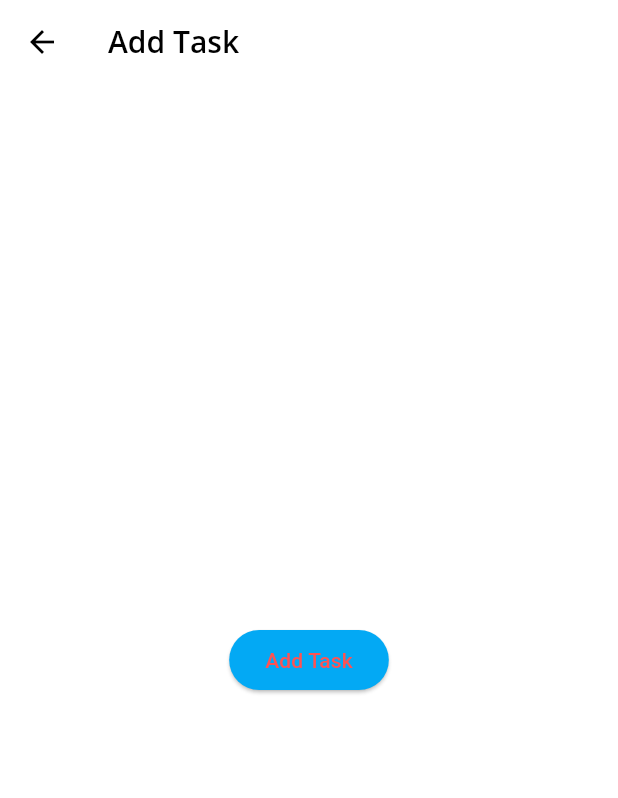
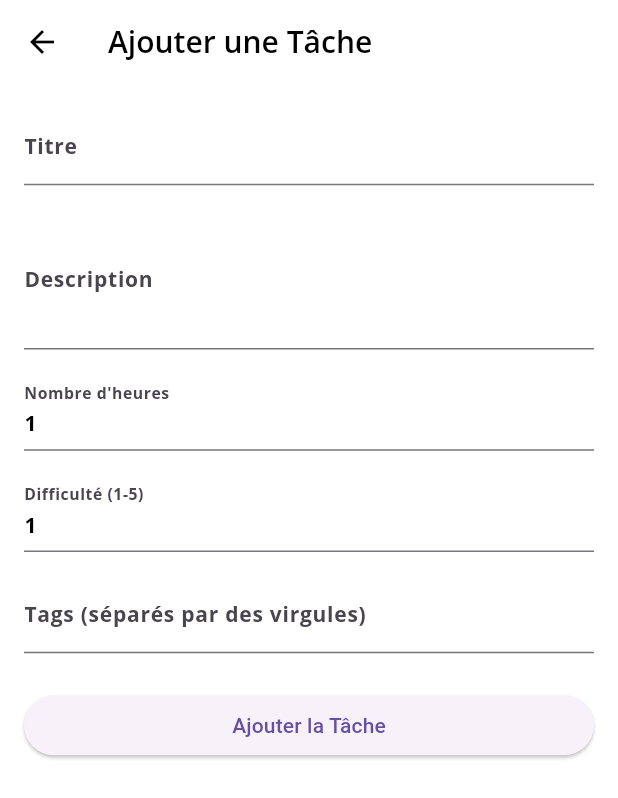
Before and after one commit to morchid65/td2_flutter, a Flutter app: the screen it shows after launch, after a tap on the "add" icon, on a phone screen of 412 x 824 dp. Shown: the top 798 px of the screen. Run offline on Flutter 3.47's test engine with Material 3 defaults, Android fonts, the phone set to English and light mode, and no system bars; our stand-ins replace google_fonts, settings_ui, shared_preferences, sqflite, sqflite_common_ffi; accounts and stored records are empty.

Commit message:
Corrige tasks.json et met à jour les fichiers UI/API

```diff
--- a/lib/UI/add_task.dart
+++ /dev/null
@@ -1,28 +0,0 @@
-import 'package:flutter/material.dart';
-import 'package:provider/provider.dart';
-import 'package:td2_app/ViewModel/taskViewModel.dart';
-import 'package:td2_app/models/task.dart';
-
-class AddTask extends StatelessWidget {
-  @override
-  Widget build(BuildContext context) {
-    return Scaffold(
-      appBar: AppBar(
-        title: const Text('Add Task'),
-      ),
-      body: Center(
-        child: ElevatedButton(
-          style: ElevatedButton.styleFrom(
-            foregroundColor: Colors.redAccent,
-            backgroundColor: Colors.lightBlue,
-          ),
-          onPressed: () {
-            context.read<TaskViewModel>().addTask(Task.newTask());
-            Navigator.pop(context);
-          },
-          child: const Text("Add Task"),
-        ),
-      ),
-    );
-  }
-}
--- /dev/null
+++ b/lib/UI/task_form_screen.dart
@@ -0,0 +1,142 @@
+import 'package:flutter/material.dart';
+import 'package:provider/provider.dart';
+import 'package:td2_app/ViewModel/taskViewModel.dart';
+import 'package:td2_app/models/task.dart';
+
+class TaskFormScreen extends StatefulWidget {
+  final Task? taskToEdit;
+
+  const TaskFormScreen({super.key, this.taskToEdit});
+
+  @override
+  State<TaskFormScreen> createState() => _TaskFormScreenState();
+}
+
+class _TaskFormScreenState extends State<TaskFormScreen> {
+  final _formKey = GlobalKey<FormState>();
+  late String _title;
+  late String _description;
+  late int _nbHours;
+  late int _difficulty;
+  late String _tags;
+
+  @override
+  void initState() {
+    super.initState();
+    final task = widget.taskToEdit;
+    _title = task?.title ?? '';
+    _description = task?.description ?? '';
+    _nbHours = task?.nbhours ?? 1;
+    _difficulty = task?.difficulty ?? 1;
+    _tags = task?.tags.join(', ') ?? '';
+  }
+
+  void _submitForm() {
+    if (_formKey.currentState!.validate()) {
+      _formKey.currentState!.save();
+
+      final taskViewModel = context.read<TaskViewModel>();
+      final isEditing = widget.taskToEdit != null;
+
+      final newTask = Task(
+        id: isEditing ? widget.taskToEdit!.id : null,
+        title: _title,
+        description: _description,
+        nbhours: _nbHours,
+        difficulty: _difficulty,
+        tags: _tags.split(',').map((e) => e.trim()).toList(),
+        color: widget.taskToEdit?.color ?? Colors.lightBlue,
+      );
+
+      if (isEditing) {
+        taskViewModel.updateTask(newTask);
+      } else {
+        taskViewModel.addTask(newTask);
+      }
+
+      Navigator.pop(context);
+    }
+  }
+
+  @override
+  Widget build(BuildContext context) {
+    return Scaffold(
+      appBar: AppBar(
+        title: Text(widget.taskToEdit == null ? 'Ajouter une Tâche' : 'Éditer la Tâche ${widget.taskToEdit!.id}'),
+      ),
+      body: SingleChildScrollView(
+        padding: const EdgeInsets.all(16.0),
+        child: Form(
+          key: _formKey,
+          child: Column(
+            crossAxisAlignment: CrossAxisAlignment.stretch,
+            children: <Widget>[
+              // Champ Titre
+              TextFormField(
+                initialValue: _title,
+                decoration: const InputDecoration(labelText: 'Titre'),
+                validator: (value) => value!.isEmpty ? 'Veuillez entrer un titre' : null,
+                onSaved: (value) => _title = value!,
+              ),
+              const SizedBox(height: 16),
+
+              // Champ Description
+              TextFormField(
+                initialValue: _description,
+                decoration: const InputDecoration(labelText: 'Description'),
+                maxLines: 3,
+                onSaved: (value) => _description = value!,
+              ),
+              const SizedBox(height: 16),
+
+              // Champ Nb Heures
+              TextFormField(
+                initialValue: _nbHours.toString(),
+                decoration: const InputDecoration(labelText: 'Nombre d\'heures'),
+                keyboardType: TextInputType.number,
+                validator: (value) {
+                  if (value == null || int.tryParse(value) == null) {
+                    return 'Veuillez entrer un nombre valide';
+                  }
+                  return null;
+                },
+                onSaved: (value) => _nbHours = int.parse(value!),
+              ),
+              const SizedBox(height: 16),
+
+              // Champ Difficulté
+              TextFormField(
+                initialValue: _difficulty.toString(),
+                decoration: const InputDecoration(labelText: 'Difficulté (1-5)'),
+                keyboardType: TextInputType.number,
+                validator: (value) {
+                  final num = int.tryParse(value ?? '');
+                  if (num == null || num < 1 || num > 5) {
+                    return 'Veuillez entrer un nombre entre 1 et 5';
+                  }
+                  return null;
+                },
+                onSaved: (value) => _difficulty = int.parse(value!),
+              ),
+              const SizedBox(height: 16),
+
+              // Champ Tags
+              TextFormField(
+                initialValue: _tags,
+                decoration: const InputDecoration(labelText: 'Tags (séparés par des virgules)'),
+                onSaved: (value) => _tags = value!,
+              ),
+              const SizedBox(height: 24),
+
+              // Bouton de Soumission
+              ElevatedButton(
+                onPressed: _submitForm,
+                child: Text(widget.taskToEdit == null ? 'Ajouter la Tâche' : 'Sauvegarder les Modifications'),
+              ),
+            ],
+          ),
+        ),
+      ),
+    );
+  }
+}
--- a/lib/ViewModel/home.dart
+++ b/lib/ViewModel/home.dart
@@ -1,7 +1,7 @@
 import 'package:flutter/material.dart';
 import 'package:td2_app/UI/card1.dart';
 import 'package:td2_app/UI/ecran_settings.dart';
-import 'package:td2_app/UI/add_task.dart';
+import 'package:td2_app/UI/task_form_screen.dart';
 
 class Home extends StatefulWidget {
   const Home({super.key});
@@ -14,7 +14,7 @@ class _HomeState extends State<Home> {
   int _selectedIndex = 0;
 
   static final List<Widget> _widgetOptions = <Widget>[
-    Ecran1(),
+    const Ecran1(),
     EcranSettings(),
   ];
 
@@ -28,17 +28,19 @@ class _HomeState extends State<Home> {
   Widget build(BuildContext context) {
     return Scaffold(
       appBar: AppBar(
-        title: const Text('TD3 Flutter'),
+        title: const Text('TD4 Flutter - Task Manager'),
       ),
+
       body: _widgetOptions.elementAt(_selectedIndex),
 
       floatingActionButton: _selectedIndex == 0
           ? FloatingActionButton(
               onPressed: () {
+
                 Navigator.push(
                   context,
                   MaterialPageRoute(
-                    builder: (context) => AddTask(),
+                    builder: (context) => const TaskFormScreen(),
                   ),
                 );
               },
--- a/lib/ViewModel/taskViewModel.dart
+++ b/lib/ViewModel/taskViewModel.dart
@@ -1,20 +1,43 @@
 import 'package:flutter/material.dart';
 import 'package:td2_app/models/task.dart';
+import '../repository/task_repository.dart';
 
 class TaskViewModel extends ChangeNotifier {
-  late List<Task> liste;
+  List<Task> _liste = [];
+  final TaskRepository _repository = TaskRepository();
+
+  List<Task> get liste => _liste;
 
   TaskViewModel() {
-    liste = [];
+    loadTasks();
   }
 
-  void addTask(Task task) {
-    liste.add(task);
+  Future<void> loadTasks() async {
+    _liste = await _repository.getTasks();
     notifyListeners();
   }
 
-  void generateTasks() {
-    liste = Task.generateTask(50);
+  Future<void> addTask(Task task) async {
+    await _repository.insertTask(task);
+    await loadTasks();
+  }
+
+  Future<void> updateTask(Task task) async {
+    if (task.id != null) {
+      await _repository.updateTask(task);
+
+      final index = _liste.indexWhere((t) => t.id == task.id);
+      if (index != -1) {
+        _liste[index] = task;
+      }
+      notifyListeners();
+    }
+  }
+
+  Future<void> deleteTask(int id) async {
+    await _repository.deleteTask(id);
+
+    _liste.removeWhere((task) => task.id == id);
     notifyListeners();
   }
 }
--- a/lib/main.dart
+++ b/lib/main.dart
@@ -5,13 +5,25 @@ import 'package:td2_app/UI/mytheme.dart';
 import 'package:td2_app/ViewModel/setting_view_model.dart';
 import 'package:td2_app/ViewModel/taskViewModel.dart';
 
-void main() {
-  runApp(MyTD2()); // Retire le const ici
+import 'package:sqflite_common_ffi/sqflite_ffi.dart';
+import 'dart:io';
+// -------------------------------------------
+
+void main() async {
+
+  WidgetsFlutterBinding.ensureInitialized();
+
+  if (Platform.isWindows || Platform.isLinux || Platform.isMacOS) {
+    sqfliteFfiInit();
+
+    databaseFactory = databaseFactoryFfi;
+  }
+  // --------------------------------------------------------------------------
+
+  runApp(MyTD2());
 }
 
 class MyTD2 extends StatelessWidget {
-  // Retire const ici
-  // const MyTD2({super.key});
   MyTD2({super.key});
 
   @override
@@ -27,7 +39,7 @@ class MyTD2 extends StatelessWidget {
         ChangeNotifierProvider(
           create: (_) {
             TaskViewModel taskViewModel = TaskViewModel();
-            taskViewModel.generateTasks();
+
             return taskViewModel;
           },
         )
@@ -37,7 +49,7 @@ class MyTD2 extends StatelessWidget {
         builder: (context, settingNotifier, child) {
           return MaterialApp(
             theme: settingNotifier.isDark ? MyTheme.dark() : MyTheme.light(),
-            title: 'TD3',
+            title: 'TD4 Task Manager',
             home: const Home(),
           );
         },
--- a/lib/models/task.dart
+++ b/lib/models/task.dart
@@ -1,9 +1,10 @@
 import 'package:flutter/material.dart';
+import 'package:collection/collection.dart'; // Assurez-vous d'avoir ce package si vous voulez utiliser firstWhereOrNull
 
 class Task {
   static int nb = 0;
 
-  int id;
+  final int? id; // Rendu nullable pour la DB
   String title;
   List<String> tags;
   int nbhours;
@@ -12,7 +13,7 @@ class Task {
   Color color;
 
   Task({
-    required this.id,
+    this.id, // L'ID est géré par la DB
     required this.title,
     required this.tags,
     required this.nbhours,
@@ -21,27 +22,54 @@ class Task {
     required this.color,
   });
 
+  // --- NOUVELLES MÉTHODES POUR SQFLITE ---
+
+  // Convertit un objet Task en Map pour l'insertion/mise à jour DB
+  Map<String, dynamic> toMap() {
+    return {
+      // 'id': id, // Omettre l'ID pour l'insertion, le garder pour l'update
+      'title': title,
+      'tags': tags.join(','), // Convertir List<String> en String séparé par des virgules
+      'nbhours': nbhours,
+      'difficulty': difficulty,
+      'description': description,
+      'color': color.value, // Convertir Color en int
+      // Inclure l'ID seulement s'il existe pour la mise à jour
+      if (id != null) 'id': id,
+    };
+  }
+
+  // Crée un objet Task à partir d'un Map (lecture DB)
+  factory Task.fromMap(Map<String, dynamic> map) {
+    return Task(
+      id: map['id'],
+      title: map['title'],
+      tags: (map['tags'] as String).split(','),
+      nbhours: map['nbhours'],
+      difficulty: map['difficulty'],
+      description: map['description'],
+      color: Color(map['color']),
+    );
+  }
+
+  // --- ANCIENNES MÉTHODES MISES À JOUR ---
+
+  // Ajusté pour ne plus attribuer l'ID manuellement
   factory Task.newTask() {
     Task.nb++;
     return Task(
-        id: Task.nb,
-        title: 'title ${Task.nb}',
-        tags: ['tag ${Task.nb}', 'tag${Task.nb + 1}'],
-        nbhours: Task.nb,
-        difficulty: Task.nb % 5,
-        description: 'description ${Task.nb}',
+        title: 'Nouvelle Tâche',
+        tags: ['tag', 'auto'],
+        nbhours: 1,
+        difficulty: 1,
+        description: 'Description auto-générée.',
         color: Colors.lightBlue,
     );
   }
 
-  static List<Task> generateTask(int count) {
-    if (Task.nb > 0) Task.nb = 0;
-    return List.generate(count, (index) => Task.newTask());
-  }
-
+  // Conserver fromJson pour la compatibilité avec l'API (TD2) si nécessaire
   static Task fromJson(Map<String, dynamic> json) {
-    final tags =
-        (json['tags'] as List?)?.map((e) => e.toString()).toList() ?? [];
+      final tags = (json['tags'] as List?)?.map((e) => e.toString()).toList() ?? [];
 
     return Task(
       id: json['id'],
@@ -50,17 +78,7 @@ class Task {
       nbhours: json['nbhours'],
       difficulty: json['difficulty'],
       description: json['description'],
-      color: json['color'] != null
-          ? _parseColor(json['color'])
-          : Colors.greenAccent,
+      color: Color(json['color'] is int ? json['color'] : Colors.lightBlue.value),
     );
   }
-
-  static Color _parseColor(String colorString) {
-    colorString = colorString.replaceAll("#", "");
-    if (colorString.length == 6) {
-      colorString = "FF$colorString";
-    }
-    return Color(int.parse("0x$colorString"));
-  }
 }
--- /dev/null
+++ b/lib/repository/task_repository.dart
@@ -0,0 +1,76 @@
+import 'package:sqflite/sqflite.dart';
+import 'package:path/path.dart';
+import '../models/task.dart';
+
+class TaskRepository {
+  static Database? _database;
+  static const String tableName = 'tasks';
+
+  Future<Database> get database async {
+    if (_database != null) return _database!;
+    _database = await _initDB();
+    return _database!;
+  }
+
+  Future<Database> _initDB() async {
+
+    final databasePath = await getDatabasesPath();
+
+    final path = join(databasePath, 'tasks.db');
+
+    return await openDatabase(
+      path,
+      version: 1,
+      onCreate: (db, version) {
+
+        return db.execute(
+          'CREATE TABLE $tableName('
+          'id INTEGER PRIMARY KEY AUTOINCREMENT, '
+          'title TEXT, '
+          'tags TEXT, '
+          'nbhours INTEGER, '
+          'difficulty INTEGER, '
+          'description TEXT, '
+          'color INTEGER'
+          ')',
+        );
+      },
+    );
+  }
+
+  Future<int> insertTask(Task task) async {
+    final db = await database;
+
+    return await db.insert(tableName, task.toMap());
+  }
+
+  Future<List<Task>> getTasks() async {
+    final db = await database;
+
+    final List<Map<String, dynamic>> maps = await db.query(tableName);
+
+    return List.generate(maps.length, (i) {
+      return Task.fromMap(maps[i]);
+    });
+  }
+
+  Future<int> updateTask(Task task) async {
+    final db = await database;
+
+    return await db.update(
+      tableName,
+      task.toMap(),
+      where: 'id = ?',
+      whereArgs: [task.id],
+    );
+  }
+
+  Future<int> deleteTask(int id) async {
+    final db = await database;
+    return await db.delete(
+      tableName,
+      where: 'id = ?',
+      whereArgs: [id],
+    );
+  }
+}
--- a/pubspec.yaml
+++ b/pubspec.yaml
@@ -17,6 +17,12 @@ dependencies:
   provider: ^6.1.1
   shared_preferences: ^2.2.2
 
+  sqflite: ^2.3.0
+  path: ^1.8.3
+  collection: ^1.18.1
+
+  sqflite_common_ffi: ^2.3.0
+
 dev_dependencies:
   flutter_test:
     sdk: flutter
```
Also changed, not shown: lib/UI/card1.dart (+63 -12 lines), pubspec.lock, 1 other file.
